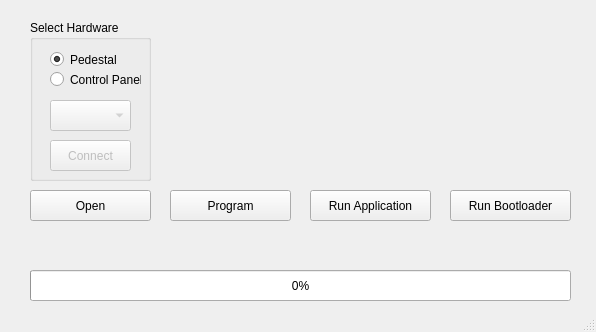
flishet/GUI-Bootloader, file mainwindow.ui: the form before one commit.
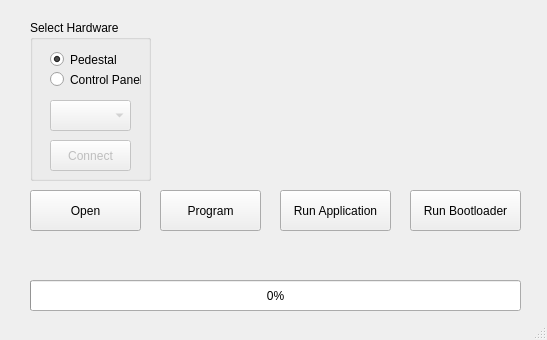
The form after the commit.

Commit message: -auto serial test shod -->1403/11/13

What changed in the file:
```diff
--- a/mainwindow.ui
+++ b/mainwindow.ui
@@ -6,8 +6,8 @@
    <rect>
     <x>0</x>
     <y>0</y>
-    <width>596</width>
-    <height>332</height>
+    <width>547</width>
+    <height>340</height>
    </rect>
   </property>
   <property name="sizePolicy">
@@ -31,13 +31,16 @@
   <property name="windowTitle">
    <string notr="true">GUI Bootloader</string>
   </property>
+  <property name="styleSheet">
+   <string notr="true"/>
+  </property>
   <widget class="QWidget" name="centralwidget">
    <widget class="QProgressBar" name="progressBar">
     <property name="geometry">
      <rect>
       <x>30</x>
-      <y>270</y>
-      <width>541</width>
+      <y>280</y>
+      <width>491</width>
       <height>31</height>
      </rect>
     </property>
@@ -58,8 +61,8 @@
     <property name="geometry">
      <rect>
       <x>30</x>
-      <y>230</y>
-      <width>541</width>
+      <y>240</y>
+      <width>491</width>
       <height>31</height>
      </rect>
     </property>
@@ -75,10 +78,13 @@
      <rect>
       <x>30</x>
       <y>190</y>
-      <width>121</width>
-      <height>31</height>
+      <width>111</width>
+      <height>41</height>
      </rect>
     </property>
+    <property name="styleSheet">
+     <string notr="true"/>
+    </property>
     <property name="text">
      <string>Open</string>
     </property>
@@ -86,12 +92,15 @@
    <widget class="QPushButton" name="btn_boot">
     <property name="geometry">
      <rect>
-      <x>450</x>
+      <x>410</x>
       <y>190</y>
-      <width>121</width>
-      <height>31</height>
+      <width>111</width>
+      <height>41</height>
      </rect>
     </property>
+    <property name="styleSheet">
+     <string notr="true"/>
+    </property>
     <property name="text">
      <string>Run Bootloader</string>
     </property>
@@ -99,12 +108,15 @@
    <widget class="QPushButton" name="btn_app">
     <property name="geometry">
      <rect>
-      <x>310</x>
+      <x>280</x>
       <y>190</y>
-      <width>121</width>
-      <height>31</height>
+      <width>111</width>
+      <height>41</height>
      </rect>
     </property>
+    <property name="styleSheet">
+     <string notr="true"/>
+    </property>
     <property name="text">
      <string>Run Application</string>
     </property>
@@ -112,12 +124,15 @@
    <widget class="QPushButton" name="btn_program">
     <property name="geometry">
      <rect>
-      <x>170</x>
+      <x>160</x>
       <y>190</y>
-      <width>121</width>
-      <height>31</height>
+      <width>101</width>
+      <height>41</height>
      </rect>
     </property>
+    <property name="styleSheet">
+     <string notr="true"/>
+    </property>
     <property name="text">
      <string>Program</string>
     </property>
@@ -127,7 +142,7 @@
      <rect>
       <x>310</x>
       <y>40</y>
-      <width>261</width>
+      <width>211</width>
       <height>131</height>
      </rect>
     </property>
```
The commit also changes 2 other files.
